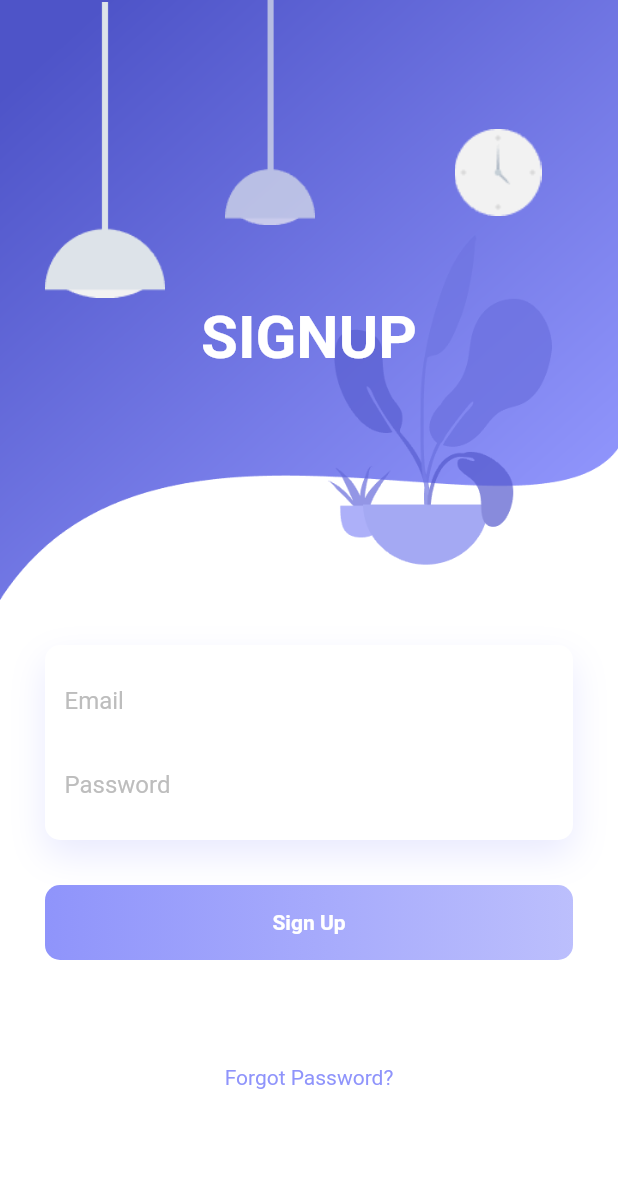
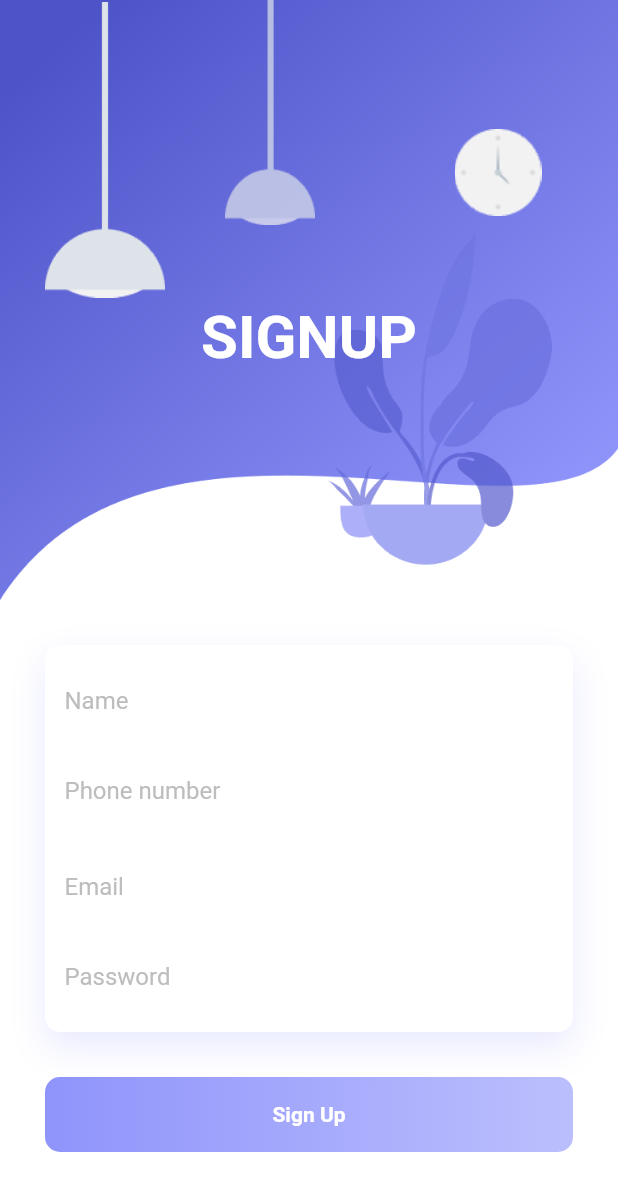
Before and after one commit to GulatiGarvit/Re-Tailor, a Flutter app: the screen it shows after launch, after a tap on "Sign Up", on a phone screen of 412 x 824 dp. Shown: the top 1191 px of the screen. Run offline on Flutter 3.47's test engine with Material 2 defaults, Android fonts, the phone set to English and light mode, and no system bars; our stand-ins replace firebase_auth, firebase_core, firebase_database, fluttertoast, geolocator, random_string and 1 more; missing offline and left inert: flutter_barcode_scanner; accounts and stored records are empty.

Commit message:
fixed errors

```diff
--- a/lib/Services/firebase_db.dart
+++ b/lib/Services/firebase_db.dart
@@ -1,13 +1,16 @@
+import 'dart:ui';
+
 import 'package:firebase_database/firebase_database.dart';
+import 'package:geolocator/geolocator.dart';
 
 class MyFirebaseDatabase {
-  static Future<void> addUser(String uid, String email) async {
+  static Future<void> addUser(
+      String uid, String email, String name, String phoneNo) async {
     await FirebaseDatabase.instance
         .ref()
         .child("Users")
         .child(uid)
-        .child("email")
-        .set(email);
+        .set({"email": email, "name": name, "phoneNo": phoneNo});
   }
 
   static Future<void> setRole(String uid, String role) async {
@@ -17,6 +20,16 @@ class MyFirebaseDatabase {
         .child(uid)
         .child("role")
         .set(role);
+  }
+
+  static Future<void> addShop(String uid, String address, String name,
+      String regNo, String latlong) async {
+    await FirebaseDatabase.instance.ref().child("Shops").child(uid).set({
+      'name': name,
+      'address': address,
+      'registration': regNo,
+      'latlong': latlong
+    });
   }
 
   static Future<String> getRole(String uid) async {
--- a/lib/Signup/signup_screen.dart
+++ b/lib/Signup/signup_screen.dart
@@ -10,7 +10,7 @@ import 'package:retailor/choice_page.dart';
 import '../Login/login_screen.dart';
 
 class SignUpScreen extends StatelessWidget {
-  String _email = "", _password = "";
+  String _email = "", _password = "", _name = "", _phoneNo = "";
   @override
   Widget build(BuildContext context) {
     return Scaffold(
@@ -97,6 +97,38 @@ class SignUpScreen extends StatelessWidget {
                           children: <Widget>[
                             Container(
                               padding: const EdgeInsets.fromLTRB(8, 8, 8, 4),
+                              decoration: const BoxDecoration(
+                                  //border: Border(bottom: BorderSide(color: Colors.grey[400]))!
+                                  ),
+                              child: TextField(
+                                onChanged: (value) {
+                                  _name = value;
+                                },
+                                decoration: InputDecoration(
+                                    border: InputBorder.none,
+                                    hintText: "Name",
+                                    hintStyle:
+                                        TextStyle(color: Colors.grey[400])),
+                              ),
+                            ),
+                            Container(
+                              padding: const EdgeInsets.all(8.0),
+                              decoration: const BoxDecoration(
+                                  //border: Border(bottom: BorderSide(color: Colors.grey[400]))!
+                                  ),
+                              child: TextField(
+                                onChanged: (value) {
+                                  _phoneNo = value;
+                                },
+                                decoration: InputDecoration(
+                                    border: InputBorder.none,
+                                    hintText: "Phone number",
+                                    hintStyle:
+                                        TextStyle(color: Colors.grey[400])),
+                              ),
+                            ),
+                            Container(
+                              padding: const EdgeInsets.all(8.0),
                               decoration: const BoxDecoration(
                                   //border: Border(bottom: BorderSide(color: Colors.grey[400]))!
                                   ),
@@ -191,7 +223,7 @@ class SignUpScreen extends StatelessWidget {
       case Code.successful:
         if (FirebaseAuth.instance.currentUser != null) {
           await MyFirebaseDatabase.addUser(
-              FirebaseAuth.instance.currentUser!.uid, email);
+              FirebaseAuth.instance.currentUser!.uid, email, _name, _phoneNo);
           Fluttertoast.showToast(msg: "Signed Up Succesfully");
           Navigator.pop(context);
           Navigator.of(context).pushAndRemoveUntil(
--- a/lib/Welcome/welcome_screen.dart
+++ b/lib/Welcome/welcome_screen.dart
@@ -9,7 +9,7 @@ import 'package:retailor/firebase_options.dart';
 class WelcomeScreen extends StatelessWidget {
   @override
   Widget build(BuildContext context) {
-    checkForUser(context);
+    //checkForUser(context);
     return Scaffold(
       body: Body(),
     );
--- a/lib/choice_page.dart
+++ b/lib/choice_page.dart
@@ -5,6 +5,7 @@ import 'package:retailor/Animation/FadeAnimation.dart';
 import 'package:retailor/Services/firebase_db.dart';
 import 'package:retailor/customer_page.dart';
 import 'package:retailor/Retailer/retailer_page.dart';
+import 'package:retailor/register_shop_page.dart';
 
 class ChoicePage extends StatelessWidget {
   @override
@@ -102,7 +103,7 @@ class ChoicePage extends StatelessWidget {
                           Navigator.of(context).pushReplacement(
                               MaterialPageRoute(
                                   builder: (BuildContext context) =>
-                                      RetailerPage()));
+                                      RegisterShop()));
                         },
                         child: Container(
                           height: 50,
```
Also changed, not shown: 2 other files.
